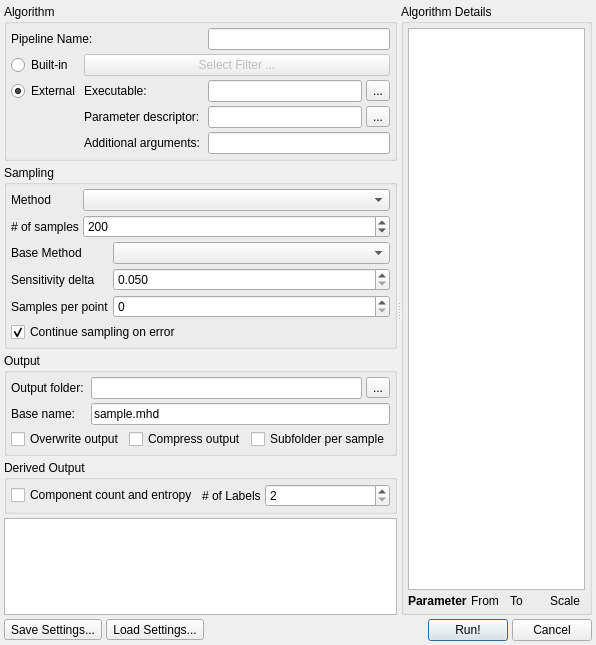
Before: the Qt Designer form modules/MetaFilters/samplingSettings.ui in 3dct/open_iA, drawn with Qt 5.
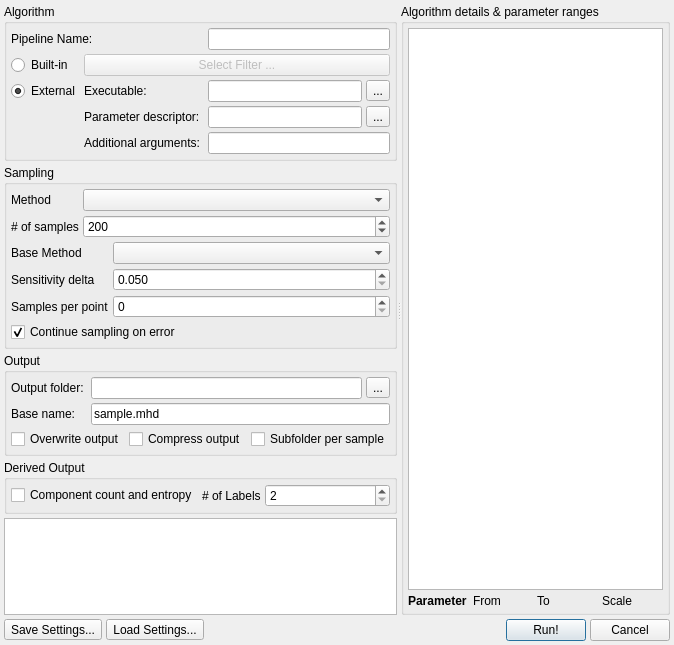
After: the same form once the commit is applied. Icons and pictures are not drawn.

Commit message: MetaFilters: Add '& parameter ranges' to algorithm details group box in sampling settings dialog

The edit to the form file:
```diff
--- a/modules/MetaFilters/samplingSettings.ui
+++ b/modules/MetaFilters/samplingSettings.ui
@@ -6,7 +6,7 @@
    <rect>
     <x>0</x>
     <y>0</y>
-    <width>596</width>
+    <width>674</width>
     <height>645</height>
    </rect>
   </property>
@@ -636,7 +636,7 @@
         </widget>
         <widget class="QGroupBox" name="parameterGroupBox">
          <property name="title">
-          <string>Algorithm Details</string>
+          <string>Algorithm details &amp;&amp; parameter ranges</string>
          </property>
          <layout class="QGridLayout" name="parameterLayout">
           <property name="leftMargin">
```
